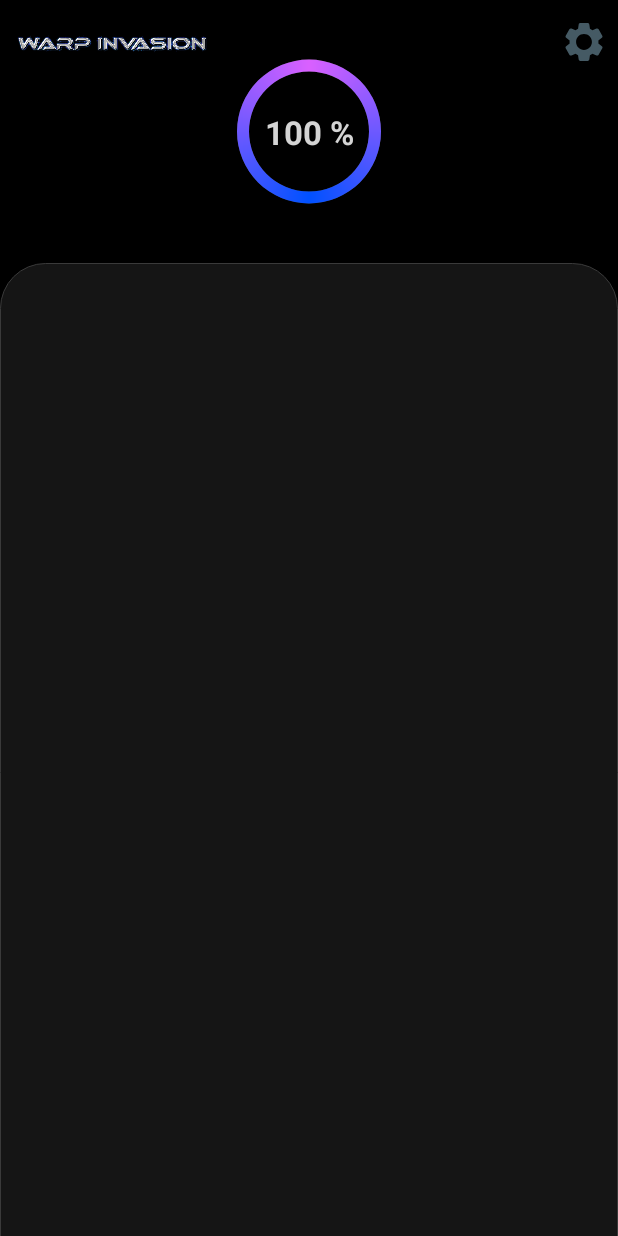
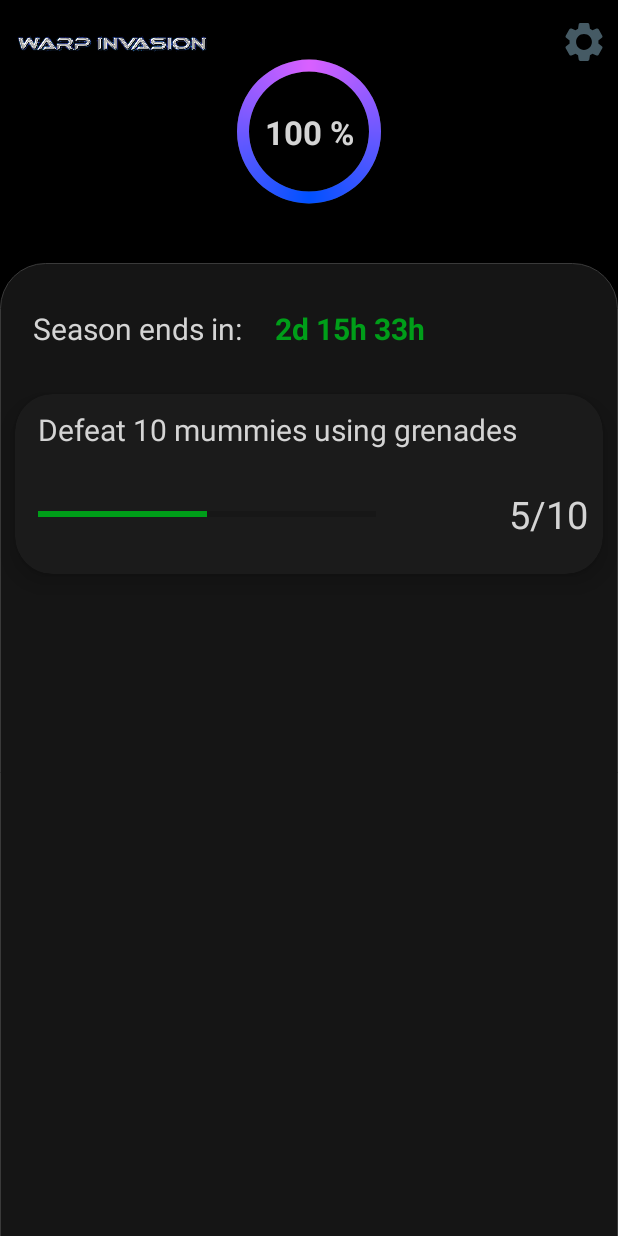
Before and after one commit to darco918/Warp-Invasion-, an Android app: the fragment WeeklyChallengesFragment shown on its own in the app's theme, on a phone screen of 412 x 824 dp. Run offline under Robolectric (Android 15) with nearby library versions, the phone set to English and light mode, and no system bars.

Commit message:
challenge cardview done

```diff
--- a/app/src/main/java/com/example/warpinvasion30/WeeklyChallengesFragment.kt
+++ b/app/src/main/java/com/example/warpinvasion30/WeeklyChallengesFragment.kt
@@ -47,5 +47,7 @@ class WeeklyChallengesFragment : Fragment(){
         progressBar.progress = j
 
 
+        progressBarChallenge.progress = 50
+
     }
 }
--- /dev/null
+++ b/app/src/main/res/drawable/progress_bar_horizontal.xml
@@ -0,0 +1,15 @@
+<?xml version="1.0" encoding="utf-8"?>
+<layer-list xmlns:android="http://schemas.android.com/apk/res/android">
+    <item android:id="@android:id/background">
+        <shape>
+            <solid android:color="@color/green"/>
+        </shape>
+    </item>
+    <item android:id="@android:id/progress">
+        <clip>
+            <shape>
+                <solid android:color="#Ac0000"/>
+            </shape>
+        </clip>
+    </item>
+</layer-list>
--- a/app/src/main/res/layout/fragment_weekly_challenges.xml
+++ b/app/src/main/res/layout/fragment_weekly_challenges.xml
@@ -14,7 +14,7 @@
         android:layout_marginTop="15dp"
         android:layout_marginEnd="10dp"
         android:contentDescription="@string/settings"
-        android:elevation="10dp"
+        android:elevation="30dp"
         android:src="@drawable/ic_gear"
         app:layout_constraintRight_toRightOf="parent"
         app:layout_constraintTop_toTopOf="parent" />
@@ -40,6 +40,7 @@
             android:layout_width="100dp"
             android:layout_height="match_parent"
             android:background="@drawable/circle_shape"
+            android:elevation="20dp"
             android:indeterminate="false"
             android:progressDrawable="@drawable/circle_progress_bar"
             android:textAlignment="center"
@@ -52,6 +53,7 @@
             android:id="@+id/progressBarText"
             android:layout_width="wrap_content"
             android:layout_height="wrap_content"
+            android:elevation="20dp"
             android:textColor="@color/textColorLight"
             android:textSize="22sp"
             android:textStyle="bold"
@@ -68,7 +70,89 @@
         android:layout_width="match_parent"
         android:layout_height="match_parent"
         android:layout_marginTop="175dp"
-        android:background="@drawable/container_background">
+        android:background="@drawable/container_background"
+        android:elevation="5dp">
+
+
+        <TextView
+            android:id="@+id/textSeasonEndsIn"
+            android:layout_width="wrap_content"
+            android:layout_height="wrap_content"
+            android:layout_marginStart="22dp"
+            android:layout_marginTop="30dp"
+            android:text="@string/season_ends_in"
+            android:textColor="@color/textColorLight"
+            android:textSize="20sp"
+            app:layout_constraintLeft_toLeftOf="parent"
+            app:layout_constraintTop_toTopOf="parent" />
+
+        <TextView
+            android:id="@+id/countdown"
+            android:layout_width="wrap_content"
+            android:layout_height="wrap_content"
+            android:layout_marginStart="22dp"
+            android:layout_marginTop="30dp"
+            android:text="@string/_2d_15h_33h"
+            android:textColor="@color/green"
+            android:textSize="20sp"
+            android:textStyle="bold"
+            app:layout_constraintLeft_toRightOf="@+id/textSeasonEndsIn"
+            app:layout_constraintTop_toTopOf="parent" />
+
+        <androidx.cardview.widget.CardView
+            android:layout_width="match_parent"
+            android:layout_height="120dp"
+            android:layout_marginStart="10dp"
+            android:layout_marginTop="30dp"
+            android:layout_marginEnd="10dp"
+            app:cardBackgroundColor="#1B1B1B"
+            app:cardCornerRadius="25dp"
+            app:cardElevation="10dp"
+            app:layout_constraintTop_toBottomOf="@+id/countdown">
+
+            <androidx.constraintlayout.widget.ConstraintLayout
+                android:layout_width="match_parent"
+                android:layout_height="match_parent">
+
+                <TextView
+                    android:id="@+id/textChallenge"
+                    android:layout_width="wrap_content"
+                    android:layout_height="wrap_content"
+                    android:layout_marginStart="@dimen/marginStartChallengesCardview"
+                    android:layout_marginTop="10dp"
+                    android:text="Defeat 10 mummies using grenades"
+                    android:textColor="@color/textColorLight"
+                    android:textSize="20sp"
+                    app:layout_constraintLeft_toLeftOf="parent"
+                    app:layout_constraintTop_toTopOf="parent" />
+
+                <ProgressBar
+                    android:id="@+id/progressBarChallenge"
+                    style="?android:attr/progressBarStyleHorizontal"
+                    android:layout_width="225dp"
+                    android:layout_height="wrap_content"
+                    android:layout_marginStart="@dimen/marginStartChallengesCardview"
+                    android:layout_marginTop="40dp"
+                    app:layout_constraintBottom_toBottomOf="parent"
+                    app:layout_constraintLeft_toLeftOf="parent"
+                    app:layout_constraintTop_toTopOf="parent" />
+
+                <TextView
+                    android:id="@+id/numberOfCompletedChallenges"
+                    android:layout_width="wrap_content"
+                    android:layout_height="wrap_content"
+                    android:layout_marginTop="40dp"
+                    android:layout_marginEnd="10dp"
+                    android:text="@string/_5_10"
+                    android:textColor="@color/textColorLight"
+                    android:textSize="25sp"
+                    app:layout_constraintBottom_toBottomOf="parent"
+                    app:layout_constraintRight_toRightOf="parent"
+                    app:layout_constraintTop_toTopOf="parent" />
+            </androidx.constraintlayout.widget.ConstraintLayout>
+
+        </androidx.cardview.widget.CardView>
+
 
     </androidx.constraintlayout.widget.ConstraintLayout>
 </androidx.constraintlayout.widget.ConstraintLayout>
--- a/app/src/main/res/values/colors.xml
+++ b/app/src/main/res/values/colors.xml
@@ -21,5 +21,6 @@
 
     <color name="textColorLight">#D4D4D4</color>
     <color name="textColorDarker">#2F2F2F</color>
+    <color name="green">#009E19</color>
 
 </resources>
--- a/app/src/main/res/values/dimensions.xml
+++ b/app/src/main/res/values/dimensions.xml
@@ -5,5 +5,6 @@
     <dimen name="marginButtonsFromCollection">20dp</dimen>
     <dimen name="marginStartIconCardview">10dp</dimen>
     <dimen name="marginStartProfile">40dp</dimen>
+    <dimen name="marginStartChallengesCardview">15dp</dimen>
 
 </resources>
--- a/app/src/main/res/values/strings.xml
+++ b/app/src/main/res/values/strings.xml
@@ -13,5 +13,8 @@
     <string name="instagram">Follow us on Instagram</string>
     <string name="twitter">Follow us on Twitter</string>
     <string name="sign_out">Sign Out</string>
+    <string name="season_ends_in">Season ends in:</string>
+    <string name="_2d_15h_33h">2d 15h 33h</string>
+    <string name="_5_10">5/10</string>
 
 </resources>
--- a/app/src/main/res/values/styles.xml
+++ b/app/src/main/res/values/styles.xml
@@ -4,7 +4,10 @@
         <!-- Customize your theme here. -->
         <item name="colorPrimary">@color/colorPrimary</item>
         <item name="colorPrimaryDark">@color/colorPrimaryDark</item>
-        <item name="colorAccent">@color/colorAccent</item>
+        <item name="colorAccent">@color/green</item>
     </style>
 
+    <style name="progressBarStyleHorizontal" parent="@style/Widget.AppCompat.ProgressBar.Horizontal">
+        <item name="android:indeterminateDrawable">@drawable/progress_bar_horizontal</item>
+    </style>
 </resources>
```
